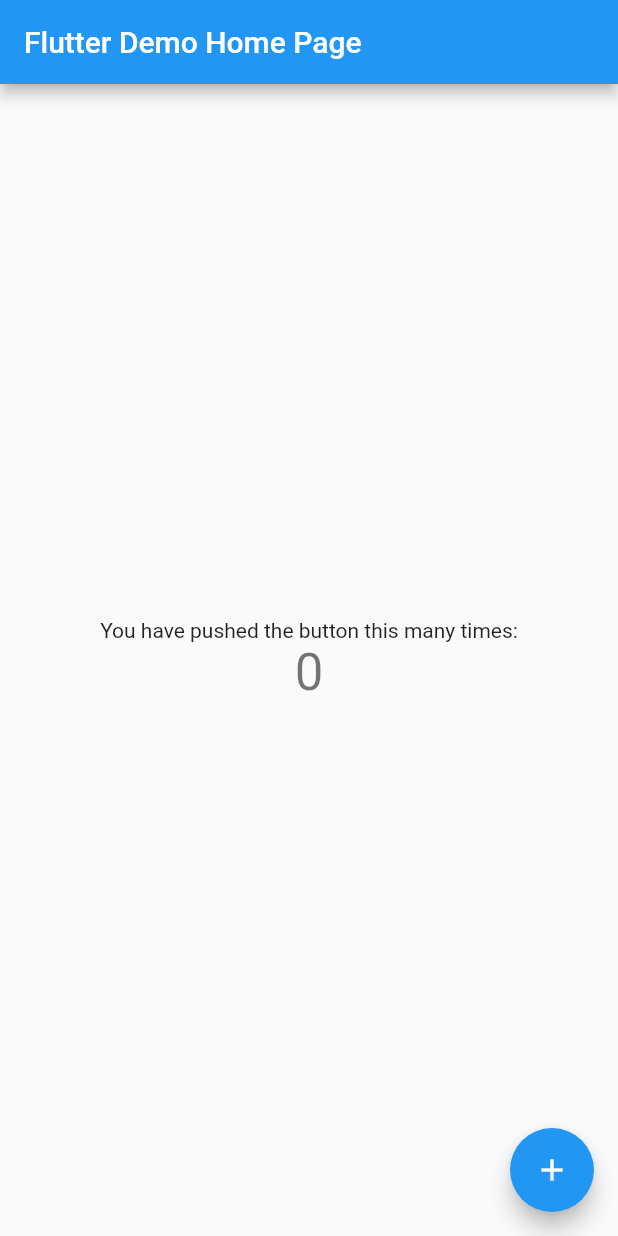
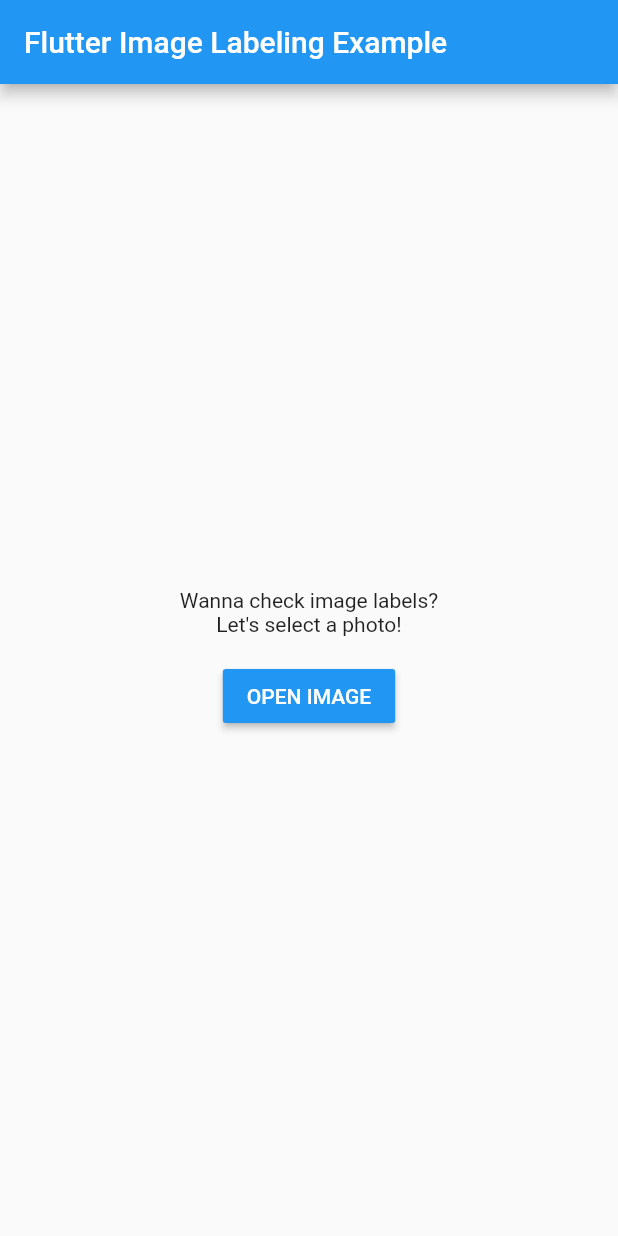
Before and after one commit to pszklarska/flutter_image_labelling, a Flutter app: the screen it shows after launch, on a phone screen of 412 x 824 dp. Run offline on Flutter 3.47's test engine with Material 2 defaults, Android fonts, the phone set to English and light mode, and no system bars; our stand-ins replace image_picker; missing offline and left inert: firebase_ml_vision; accounts and stored records are empty.

Commit message:
add firebase_ml_vision for image labelling

```diff
--- a/lib/main.dart
+++ b/lib/main.dart
@@ -1,117 +1,112 @@
+import 'dart:io';
+
+import 'package:firebase_ml_vision/firebase_ml_vision.dart';
 import 'package:flutter/material.dart';
+import 'package:image_picker/image_picker.dart';
 
 void main() {
   runApp(MyApp());
 }
 
 class MyApp extends StatelessWidget {
-  // This widget is the root of your application.
   @override
   Widget build(BuildContext context) {
     return MaterialApp(
       title: 'Flutter Demo',
       theme: ThemeData(
-        // This is the theme of your application.
-        //
-        // Try running your application with "flutter run". You'll see the
-        // application has a blue toolbar. Then, without quitting the app, try
-        // changing the primarySwatch below to Colors.green and then invoke
-        // "hot reload" (press "r" in the console where you ran "flutter run",
-        // or simply save your changes to "hot reload" in a Flutter IDE).
-        // Notice that the counter didn't reset back to zero; the application
-        // is not restarted.
         primarySwatch: Colors.blue,
-        // This makes the visual density adapt to the platform that you run
-        // the app on. For desktop platforms, the controls will be smaller and
-        // closer together (more dense) than on mobile platforms.
-        visualDensity: VisualDensity.adaptivePlatformDensity,
       ),
-      home: MyHomePage(title: 'Flutter Demo Home Page'),
+      home: MyHomePage(),
     );
   }
 }
 
 class MyHomePage extends StatefulWidget {
-  MyHomePage({Key key, this.title}) : super(key: key);
-
-  // This widget is the home page of your application. It is stateful, meaning
-  // that it has a State object (defined below) that contains fields that affect
-  // how it looks.
-
-  // This class is the configuration for the state. It holds the values (in this
-  // case the title) provided by the parent (in this case the App widget) and
-  // used by the build method of the State. Fields in a Widget subclass are
-  // always marked "final".
-
-  final String title;
+  MyHomePage({Key key}) : super(key: key);
 
   @override
   _MyHomePageState createState() => _MyHomePageState();
 }
 
 class _MyHomePageState extends State<MyHomePage> {
-  int _counter = 0;
+  final picker = ImagePicker();
 
-  void _incrementCounter() {
-    setState(() {
-      // This call to setState tells the Flutter framework that something has
-      // changed in this State, which causes it to rerun the build method below
-      // so that the display can reflect the updated values. If we changed
-      // _counter without calling setState(), then the build method would not be
-      // called again, and so nothing would appear to happen.
-      _counter++;
-    });
+  File _image;
+  List<ImageLabel> _labels;
+
+  Future<void> _getImageAndDetectLabels() async {
+    final pickedFile = await picker.getImage(source: ImageSource.gallery);
+
+    if (pickedFile != null) {
+      File image = File(pickedFile.path);
+
+      final FirebaseVisionImage visionImage = FirebaseVisionImage.fromFile(image);
+      final ImageLabeler labeler = FirebaseVision.instance.imageLabeler();
+      final List<ImageLabel> labels = await labeler.processImage(visionImage);
+
+      setState(() {
+        _image = image;
+        _labels = labels;
+      });
+    }
   }
 
   @override
   Widget build(BuildContext context) {
-    // This method is rerun every time setState is called, for instance as done
-    // by the _incrementCounter method above.
-    //
-    // The Flutter framework has been optimized to make rerunning build methods
-    // fast, so that you can just rebuild anything that needs updating rather
-    // than having to individually change instances of widgets.
     return Scaffold(
       appBar: AppBar(
-        // Here we take the value from the MyHomePage object that was created by
-        // the App.build method, and use it to set our appbar title.
-        title: Text(widget.title),
+        title: Text('Flutter Image Labeling Example'),
       ),
       body: Center(
-        // Center is a layout widget. It takes a single child and positions it
-        // in the middle of the parent.
         child: Column(
-          // Column is also a layout widget. It takes a list of children and
-          // arranges them vertically. By default, it sizes itself to fit its
-          // children horizontally, and tries to be as tall as its parent.
-          //
-          // Invoke "debug painting" (press "p" in the console, choose the
-          // "Toggle Debug Paint" action from the Flutter Inspector in Android
-          // Studio, or the "Toggle Debug Paint" command in Visual Studio Code)
-          // to see the wireframe for each widget.
-          //
-          // Column has various properties to control how it sizes itself and
-          // how it positions its children. Here we use mainAxisAlignment to
-          // center the children vertically; the main axis here is the vertical
-          // axis because Columns are vertical (the cross axis would be
-          // horizontal).
           mainAxisAlignment: MainAxisAlignment.center,
           children: <Widget>[
-            Text(
-              'You have pushed the button this many times:',
-            ),
-            Text(
-              '$_counter',
-              style: Theme.of(context).textTheme.headline4,
+            (_image == null || _labels == null)
+                ? Column(
+                    mainAxisAlignment: MainAxisAlignment.center,
+                    children: [
+                      Text(
+                        'Wanna check image labels?\nLet\'s select a photo!',
+                        textAlign: TextAlign.center,
+                      ),
+                    ],
+                  )
+                : Column(
+                    children: [
+                      Image.file(
+                        _image,
+                        height: 240.0,
+                      ),
+                      SizedBox(height: 16.0),
+                      Text(
+                        'Detected labels: ',
+                        style: TextStyle(fontSize: 18.0),
+                      ),
+                      SizedBox(height: 8.0),
+                      Text(
+                        _labels
+                            .map((label) => '${label.text}'
+                                'with confidence ${label.confidence.toStringAsFixed(2)}')
+                            .join('\n'),
+                        textAlign: TextAlign.center,
+                        style: TextStyle(fontSize: 15.0),
+                      ),
+                      SizedBox(height: 16.0),
+                      Text('Want to check next image?'),
+                    ],
+                  ),
+            SizedBox(height: 16.0),
+            RaisedButton(
+              onPressed: _getImageAndDetectLabels,
+              child: Text(
+                'OPEN IMAGE',
+                style: TextStyle(color: Colors.white),
+              ),
+              color: Colors.blue[500],
             ),
           ],
         ),
       ),
-      floatingActionButton: FloatingActionButton(
-        onPressed: _incrementCounter,
-        tooltip: 'Increment',
-        child: Icon(Icons.add),
-      ), // This trailing comma makes auto-formatting nicer for build methods.
     );
   }
 }
```
Also changed, not shown: pubspec.yaml (+3 -59 lines), pubspec.lock, 9 other files.
